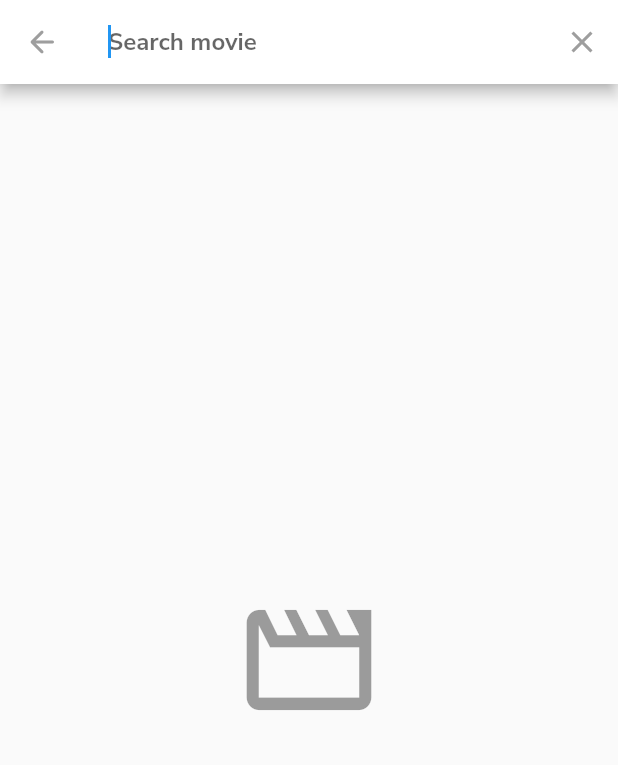
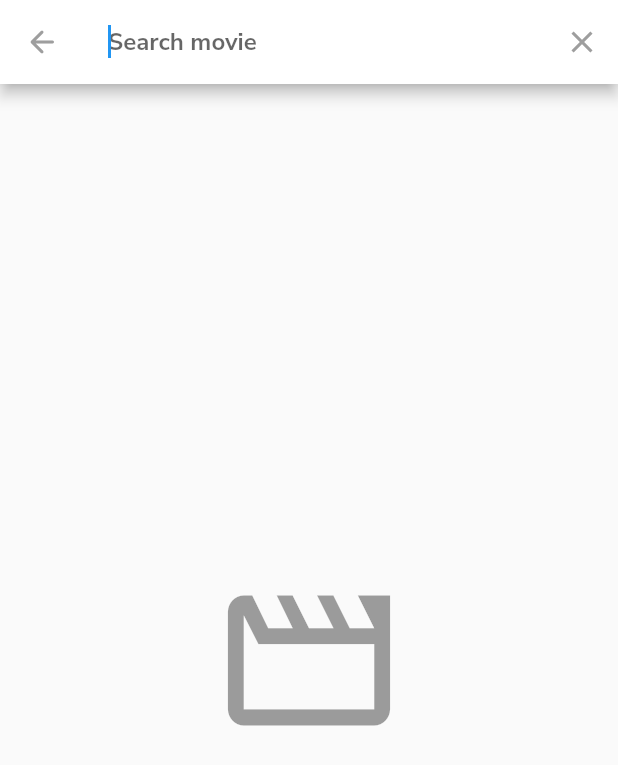
Before and after one commit to YerikAH/movies-app, a Flutter app: the screen it shows after launch, after a tap on the "search" icon, on a phone screen of 412 x 824 dp. Shown: the top 765 px of the screen. Run offline on Flutter 3.47's test engine with Material 2 defaults, Android fonts, the phone set to English and light mode, and no system bars; our stand-ins replace card_swiper; network calls fail.

```diff
--- a/lib/providers/movie_provider.dart
+++ b/lib/providers/movie_provider.dart
@@ -72,9 +72,7 @@ class MoviesProvider extends ChangeNotifier{
 
     final response = await http.get(url);
     final searchResponse  = SearchResponse.fromJson(jsonDecode(response.body));
-    return searchResponse;
-
-
+    return searchResponse.results;
   }
 
 }
--- a/lib/search/search_delegate.dart
+++ b/lib/search/search_delegate.dart
@@ -1,5 +1,8 @@
 import 'package:flutter/material.dart';
 import 'package:movies_app/theme/app_theme.dart';
+import 'package:movies_app/providers/movie_provider.dart';
+import 'package:provider/provider.dart';
+import 'package:movies_app/models/models.dart';
 
 
 class MovieSearchDelegate extends SearchDelegate{
@@ -28,13 +31,32 @@ class MovieSearchDelegate extends SearchDelegate{
     return Text("my build results", style: TextStyle(color:  AppTheme.textColor));
   }
 
+  Widget _emptyContainer(){
+    return const Center(
+	child: Icon(
+	  Icons.movie_creation_outlined,
+	  color: Colors.black38,
+	  size: 130.0,
+	),
+    );
+
+  }
+
+
   @override
   Widget buildSuggestions(BuildContext context){
+
     if(query.isEmpty){
-      return const Center(
-	  child: Icon(Icons.movie_creation_outlined, size: 100.0, color: Colors.black38,),
-	);
+      return _emptyContainer();
     }
-    return Container();
+
+  final moviesProvider = Provider.of<MoviesProvider>(context, listen: false);
+  return  FutureBuilder(
+      future:moviesProvider.getSearchMovie(query),
+      builder: ( _ , AsyncSnapshot<List<Result>> snapshot){
+	if (!snapshot.hasData) return _emptyContainer();
+	return Container();
+      },
+    );
   }
 }
```
